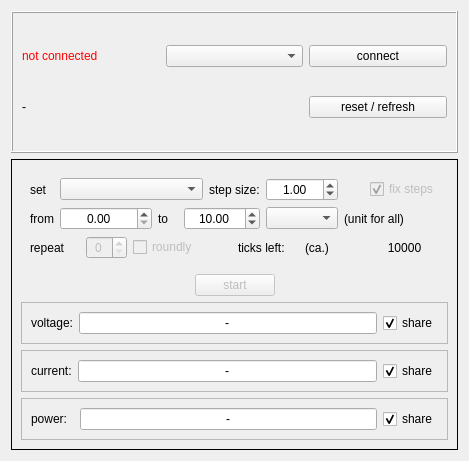
Before: the Qt Designer form bopmguicharwindow.ui in bchjoerni/mlab, drawn with Qt 5.
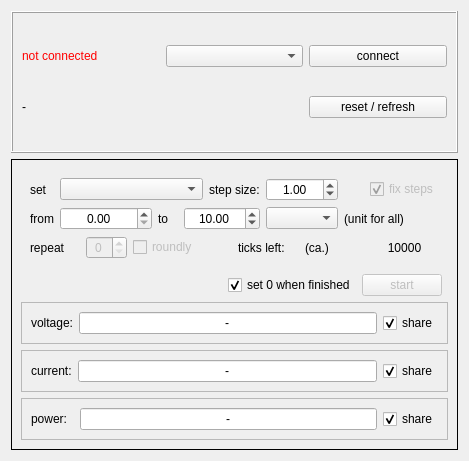
After: the same form once the commit is applied.

```diff
--- a/bopmguicharwindow.ui
+++ b/bopmguicharwindow.ui
@@ -69,7 +69,7 @@
       <enum>QFrame::Box</enum>
      </property>
      <layout class="QGridLayout" name="gridLayout_7">
-      <item row="0" column="0" colspan="3">
+      <item row="0" column="0" colspan="4">
        <widget class="QFrame" name="frame_setValues">
         <layout class="QGridLayout" name="gridLayout_5">
          <item row="0" column="0">
@@ -244,7 +244,7 @@
         </property>
        </spacer>
       </item>
-      <item row="1" column="1">
+      <item row="1" column="2">
        <widget class="QPushButton" name="btn_startStop">
         <property name="enabled">
          <bool>false</bool>
@@ -254,20 +254,7 @@
         </property>
        </widget>
       </item>
-      <item row="1" column="2">
-       <spacer name="horizontalSpacer_2">
-        <property name="orientation">
-         <enum>Qt::Horizontal</enum>
-        </property>
-        <property name="sizeHint" stdset="0">
-         <size>
-          <width>164</width>
-          <height>20</height>
-         </size>
-        </property>
-       </spacer>
-      </item>
-      <item row="2" column="0" colspan="3">
+      <item row="2" column="0" colspan="4">
        <widget class="QFrame" name="frame_voltage">
         <property name="frameShape">
          <enum>QFrame::StyledPanel</enum>
@@ -309,7 +296,7 @@
         </layout>
        </widget>
       </item>
-      <item row="3" column="0" colspan="3">
+      <item row="3" column="0" colspan="4">
        <widget class="QFrame" name="frame_current">
         <property name="frameShape">
          <enum>QFrame::StyledPanel</enum>
@@ -351,7 +338,7 @@
         </layout>
        </widget>
       </item>
-      <item row="4" column="0" colspan="3">
+      <item row="4" column="0" colspan="4">
        <widget class="QFrame" name="frame_power">
         <property name="frameShape">
          <enum>QFrame::StyledPanel</enum>
@@ -393,6 +380,16 @@
         </layout>
        </widget>
       </item>
+      <item row="1" column="1">
+       <widget class="QCheckBox" name="chb_setZeroWhenFinished">
+        <property name="text">
+         <string>set 0 when finished</string>
+        </property>
+        <property name="checked">
+         <bool>true</bool>
+        </property>
+       </widget>
+      </item>
      </layout>
     </widget>
    </item>
```
